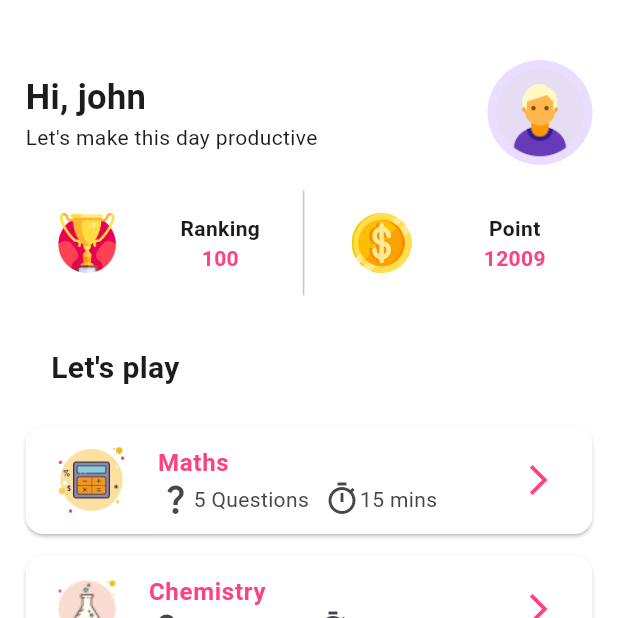
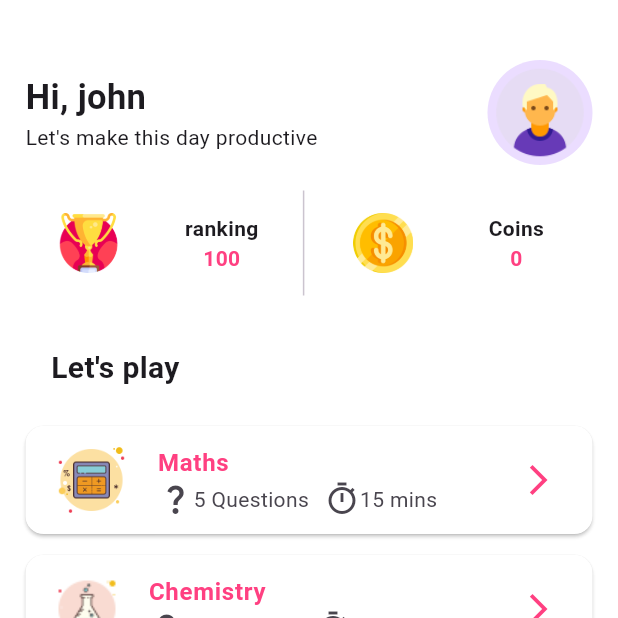
Before and after one commit to lephucchinh/Education_Quiz_app, a Flutter app: the ResultScreen screen opened directly, after a tap on the "arrow back ios new" icon, on a phone screen of 412 x 824 dp, the top half of it. Run offline on Flutter 3.47's test engine with Material 3 defaults, Android fonts, the phone set to English and light mode, and no system bars; our stand-ins replace bloc, equatable, flutter_bloc, percent_indicator.

Commit message:
handle link state with multiBlocListener and problem bloclistener called twice and fix bug Navigator

```diff
--- a/lib/app/app.dart
+++ b/lib/app/app.dart
@@ -1,6 +1,7 @@
 import 'package:flutter/material.dart';
 import 'package:flutter_bloc/flutter_bloc.dart';
 import 'package:quizgames/ui/Home_screen/Home_screen.dart';
+import 'package:quizgames/ui/Home_screen/bloc/home_screen_bloc.dart';
 import 'package:quizgames/ui/Quiz_screen/bloc/quiz_screen_bloc.dart';
 
 import 'bloc/app_bloc.dart';
@@ -15,6 +16,8 @@ class MyApp extends StatelessWidget {
       providers: [
         BlocProvider(create: (context) => AppBloc()),
         BlocProvider(create: (context) => QuizScreenBloc()),
+        BlocProvider(create: (context) => HomeScreenBloc()),
+
       ],
       child: MaterialApp(
         title: 'Flutter Demo',
--- a/lib/ui/Home_screen/bloc/home_screen_bloc.dart
+++ b/lib/ui/Home_screen/bloc/home_screen_bloc.dart
@@ -1,4 +1,3 @@
-import 'dart:async';
 
 import 'package:bloc/bloc.dart';
 import 'package:equatable/equatable.dart';
@@ -9,7 +8,22 @@ part 'home_screen_state.dart';
 class HomeScreenBloc extends Bloc<HomeScreenEvent, HomeScreenState> {
   HomeScreenBloc() : super(HomeScreenState.initial()) {
     on<UpdateCoins>(_onUpdateCoins);
+
+
+
+
   }
+  double coins = 0;
+  double coinsAchieve = 0;
+
+
   _onUpdateCoins(UpdateCoins event, Emitter<HomeScreenState> emit) {
+    // (event.coins)/2 because blocListener in ResultScreen called twice
+    coinsAchieve =  coinsAchieve + (event.coins)/2;
+    emit(state.copyWith(coinsAchieve: coinsAchieve));
+    print('event.coins: ${event.coins}');
+    print('coinsAchieve: ${coinsAchieve}');
   }
+
+
 }
--- a/lib/ui/Home_screen/bloc/home_screen_event.dart
+++ b/lib/ui/Home_screen/bloc/home_screen_event.dart
@@ -6,8 +6,7 @@ abstract class HomeScreenEvent extends Equatable {
 
 class UpdateCoins extends HomeScreenEvent {
   const UpdateCoins({required this.coins});
-  final int coins;
+  final double coins;
   @override
   List<Object?> get props => [coins];
-
 }
--- a/lib/ui/Home_screen/bloc/home_screen_state.dart
+++ b/lib/ui/Home_screen/bloc/home_screen_state.dart
@@ -7,10 +7,10 @@ class HomeScreenState extends Equatable {
     this.coinsAchieve = 0,
   });
 
-  final int coinsAchieve;
+  final double coinsAchieve;
 
   HomeScreenState copyWith({
-    int? coinsAchieve,
+    double? coinsAchieve,
   }) {
     return HomeScreenState._(coinsAchieve: coinsAchieve ?? this.coinsAchieve);
   }
--- a/lib/ui/Home_screen/widgets/card_index.dart
+++ b/lib/ui/Home_screen/widgets/card_index.dart
@@ -1,14 +1,24 @@
 import 'package:flutter/material.dart';
+import 'package:flutter_bloc/flutter_bloc.dart';
+import 'package:quizgames/ui/Home_screen/bloc/home_screen_bloc.dart';
 
-class CardIndex extends StatelessWidget {
+class CardIndex extends StatefulWidget {
   final Size size;
+
   const CardIndex({super.key, required this.size});
 
   @override
+  State<CardIndex> createState() => _CardIndexState();
+}
+
+class _CardIndexState extends State<CardIndex> {
+  @override
   Widget build(BuildContext context) {
+    return BlocBuilder<HomeScreenBloc, HomeScreenState>(
+      builder: (context, state) {
         return Container(
             height: 70,
-        width: size.width * 0.9,
+            width: widget.size.width * 0.9,
             margin: EdgeInsets.symmetric(vertical: 17),
             decoration: BoxDecoration(
               color: Colors.white,
@@ -33,7 +43,7 @@ class CardIndex extends StatelessWidget {
                           mainAxisAlignment: MainAxisAlignment.center,
                           children: [
                             Text(
-                          'Ranking',
+                              'ranking',
                               style: TextStyle(fontWeight: FontWeight.bold),
                             ),
                             Text(
@@ -61,11 +71,11 @@ class CardIndex extends StatelessWidget {
                           mainAxisAlignment: MainAxisAlignment.center,
                           children: [
                             Text(
-                          'Point',
+                              'Coins',
                               style: TextStyle(fontWeight: FontWeight.bold),
                             ),
                             Text(
-                          '12009',
+                              '${state.coinsAchieve.toInt()}',
                               style: TextStyle(
                                   color: Colors.pinkAccent,
                                   fontWeight: FontWeight.bold),
@@ -76,5 +86,7 @@ class CardIndex extends StatelessWidget {
                     )),
               ],
             ));
+      },
+    );
   }
 }
--- a/lib/ui/Quiz_screen/bloc/quiz_screen_bloc.dart
+++ b/lib/ui/Quiz_screen/bloc/quiz_screen_bloc.dart
@@ -9,7 +9,7 @@ part 'quiz_screen_event.dart';
 part 'quiz_screen_state.dart';
 
 class QuizScreenBloc extends Bloc<QuizScreenEvent, QuizScreenState> {
-  QuizScreenBloc() : super(QuizScreenState.initial()) {
+  QuizScreenBloc() : super(const QuizScreenState.initial()) {
     on<StartTimer>(_onStartTimer);
     on<StopTimer>(_onStopTimer);
     on<TimerLoader>(_onTimerLoader);
@@ -30,7 +30,7 @@ class QuizScreenBloc extends Bloc<QuizScreenEvent, QuizScreenState> {
   int millisecond = 0;
   int progressQuestion = 0;
   int numberChoose = 0;
-  int score = 0;
+  double score = 0;
 
   //////////////////////////////////////////////////
 
@@ -42,6 +42,10 @@ class QuizScreenBloc extends Bloc<QuizScreenEvent, QuizScreenState> {
           progressTime: progressTime,
         ));
         progressTime += 0.002;
+        if (progressTime > 1) {
+          progressTime = 1;
+        }
+
         millisecond += 100;
         if (millisecond >= 1000) {
           time += 1;
@@ -61,6 +65,10 @@ class QuizScreenBloc extends Bloc<QuizScreenEvent, QuizScreenState> {
     _timer.cancel();
     progressTime = 0;
     time = 0;
+    add(TimerLoader(
+      time: time,
+      progressTime: progressTime,
+    ));
   }
 
   _onProgressQuestionsIncrease(
@@ -102,14 +110,16 @@ class QuizScreenBloc extends Bloc<QuizScreenEvent, QuizScreenState> {
     emit(state.copyWith(numberChoose: numberChoose));
   }
 
-  _onChooseNext(ChooseNext event , Emitter<QuizScreenState> emit) {
+  _onChooseNext(ChooseNext event, Emitter<QuizScreenState> emit) {
     emit(state.copyWith(choose: false));
   }
 
   _onCountScore(CountScore event, Emitter<QuizScreenState> emit) {
-    score += 1;
-    emit(state.copyWith(score: score));
-    print('score: ${state.score}');
+    if (score < 4) {
+      score += 1;
+      emit(state.copyWith(score: score));
+      print('score: ${state.score}');
+    }
   }
 
   _onResetScore(ResetScore event, Emitter<QuizScreenState> emit) {
--- a/lib/ui/Quiz_screen/bloc/quiz_screen_state.dart
+++ b/lib/ui/Quiz_screen/bloc/quiz_screen_state.dart
@@ -29,7 +29,7 @@ class QuizScreenState extends Equatable {
   final int idOptionChoose;
   final int idAnswer;
   final int numberChoose;
-  final int score;
+  final double score;
   final bool choose;
 
   QuizScreenState copyWith({
@@ -39,7 +39,7 @@ class QuizScreenState extends Equatable {
     int? idOptionChoose,
     int? idAnswer,
     int? numberChoose,
-    int? score,
+    double? score,
     bool? choose,
   }) {
     return QuizScreenState._(
--- a/lib/ui/Result_creen/Result_Screen.dart
+++ b/lib/ui/Result_creen/Result_Screen.dart
@@ -1,6 +1,7 @@
 import 'package:flutter/material.dart';
 import 'package:flutter_bloc/flutter_bloc.dart';
 import 'package:quizgames/ui/Home_screen/Home_screen.dart';
+import 'package:quizgames/ui/Home_screen/bloc/home_screen_bloc.dart';
 import 'package:quizgames/ui/Quiz_screen/bloc/quiz_screen_bloc.dart';
 
 class ResultScreen extends StatefulWidget {
@@ -11,12 +12,34 @@ class ResultScreen extends StatefulWidget {
 }
 
 class _ResultScreenState extends State<ResultScreen> {
+  @override
+  void didChangeDependencies() {
+    context.read<QuizScreenBloc>().add(ResetChooseOption());
+    context.read<QuizScreenBloc>().add(ProgressQuestionsReset());
+    context.read<QuizScreenBloc>().add(StopTimer());
+    super.didChangeDependencies();
+  }
 
+  @override
   Widget build(BuildContext context) {
-    final Size size = MediaQuery
-        .of(context)
-        .size;
-    return BlocBuilder<QuizScreenBloc, QuizScreenState>(
+    final Size size = MediaQuery.of(context).size;
+    return MultiBlocListener(
+      listeners: [
+        BlocListener<QuizScreenBloc, QuizScreenState>(
+            listener: (context, state) {
+          print('blocListener');
+            context
+                .read<HomeScreenBloc>()
+                .add(UpdateCoins(coins: state.score * 10));
+          context
+              .read<HomeScreenBloc>()
+              .add(UpdateCoins(coins: 0));
+            }),
+        BlocListener<HomeScreenBloc, HomeScreenState>(
+          listener: (context, state) {},
+        ),
+      ],
+      child: BlocBuilder<QuizScreenBloc, QuizScreenState>(
         builder: (context, state) {
           return Scaffold(
             appBar: AppBar(
@@ -30,6 +53,7 @@ class _ResultScreenState extends State<ResultScreen> {
                       (route) => false,
                     );
                     context.read<QuizScreenBloc>().add(ResetScore());
+                    context.read<QuizScreenBloc>().add(StopTimer());
                   },
                   icon: Icon(Icons.arrow_back_ios_new)),
             ),
@@ -107,7 +131,7 @@ class _ResultScreenState extends State<ResultScreen> {
                   RichText(
                       text: TextSpan(children: [
                     TextSpan(
-                            text: '${state.score}',
+                        text: '${(state.score).toInt()}',
                         style: TextStyle(
                             color: Colors.indigo,
                             fontWeight: FontWeight.bold,
@@ -137,7 +161,7 @@ class _ResultScreenState extends State<ResultScreen> {
                         'assets/icons/dollar.png',
                         width: 35,
                       ),
-                      Text('${state.score * 10}',
+                      Text('${(state.score * 10).toInt()}',
                           style: TextStyle(
                               color: Colors.black54,
                               fontWeight: FontWeight.bold,
@@ -185,8 +209,8 @@ class _ResultScreenState extends State<ResultScreen> {
               ),
             ),
           );
-
         },
+      ),
     );
   }
 }
```
Also changed, not shown: lib/ui/Quiz_screen/Quiz_screen.dart (+5 -9 lines), lib/ui/Quiz_screen/widgets/Question_card.dart (+3 -6 lines), lib/ui/Quiz_screen/widgets/progress_bar.dart (+2 -6 lines). Lines whose indentation alone changed are shown as unchanged.
